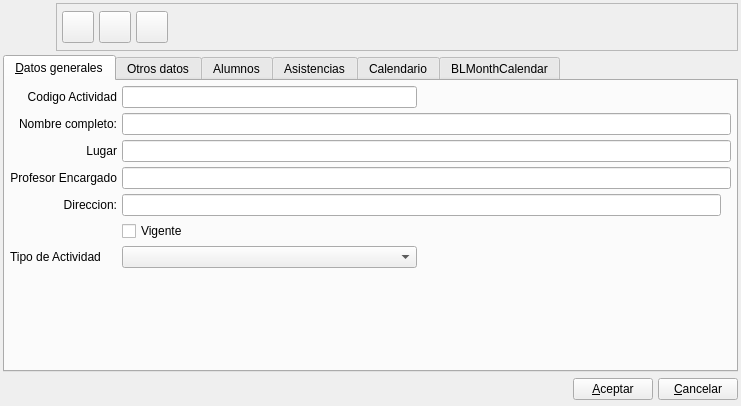
Above: bulmages/bulmafact/plugins/pluginbf_actividad/actividadbase.ui from eboladev/Bulmages-1 before the change. Below: the same form after it.
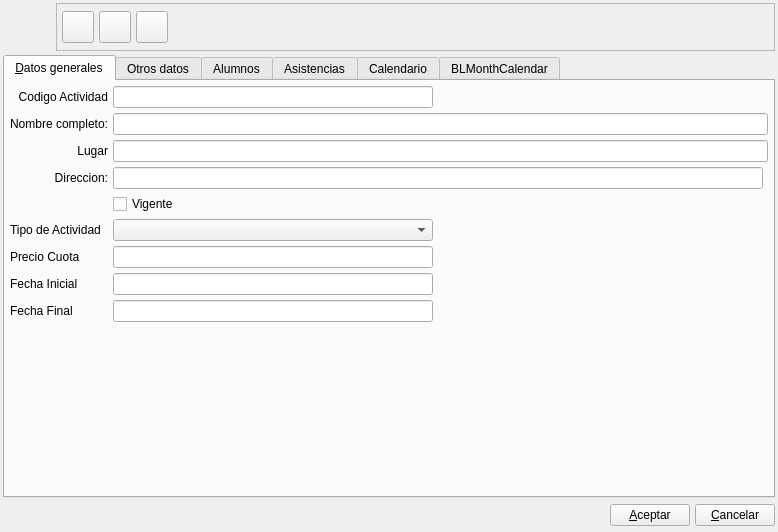
That is the form after the change. Icons and pictures are not drawn. Custom widgets are drawn as their Qt base class.

Commit message: Algunos arreglos en el plugin de actividades. Creo los campos de fecha de inicio, fecha de finalizacion y precio.

```diff
--- a/bulmages/bulmafact/plugins/pluginbf_actividad/actividadbase.ui
+++ b/bulmages/bulmafact/plugins/pluginbf_actividad/actividadbase.ui
@@ -6,8 +6,8 @@
    <rect>
     <x>0</x>
     <y>0</y>
-    <width>741</width>
-    <height>406</height>
+    <width>778</width>
+    <height>532</height>
    </rect>
   </property>
   <property name="minimumSize" >
@@ -272,7 +272,7 @@
          </property>
         </widget>
        </item>
-       <item row="1" column="1" colspan="5" >
+       <item row="1" column="1" colspan="4" >
         <widget class="QLineEdit" name="mui_nombreactividad" >
          <property name="maxLength" >
           <number>100</number>
@@ -292,7 +292,7 @@
          </property>
         </widget>
        </item>
-       <item row="2" column="1" colspan="5" >
+       <item row="2" column="1" colspan="4" >
         <widget class="QLineEdit" name="mui_corpcliente" >
          <property name="maxLength" >
           <number>200</number>
@@ -300,26 +300,6 @@
         </widget>
        </item>
        <item row="3" column="0" >
-        <widget class="QLabel" name="textLabel2_4" >
-         <property name="text" >
-          <string>Profesor Encargado</string>
-         </property>
-         <property name="alignment" >
-          <set>Qt::AlignRight|Qt::AlignTrailing|Qt::AlignVCenter</set>
-         </property>
-         <property name="buddy" >
-          <cstring>mui_nomaltcliente</cstring>
-         </property>
-        </widget>
-       </item>
-       <item row="3" column="1" colspan="5" >
-        <widget class="QLineEdit" name="mui_nomaltcliente" >
-         <property name="maxLength" >
-          <number>300</number>
-         </property>
-        </widget>
-       </item>
-       <item row="4" column="0" >
         <widget class="QLabel" name="textLabel2_6" >
          <property name="text" >
           <string>Direccion:</string>
@@ -332,14 +312,14 @@
          </property>
         </widget>
        </item>
-       <item row="4" column="1" colspan="3" >
+       <item row="3" column="1" colspan="3" >
         <widget class="QLineEdit" name="mui_dircliente" >
          <property name="maxLength" >
           <number>100</number>
          </property>
         </widget>
        </item>
-       <item row="8" column="1" >
+       <item row="10" column="1" >
         <spacer>
          <property name="orientation" >
           <enum>Qt::Vertical</enum>
@@ -352,7 +332,7 @@
          </property>
         </spacer>
        </item>
-       <item row="7" column="1" colspan="2" >
+       <item row="9" column="1" colspan="2" >
         <widget class="BlSearchWidget" native="1" name="mui_idprofesor" >
          <property name="sizePolicy" >
           <sizepolicy vsizetype="Fixed" hsizetype="Expanding" >
@@ -368,23 +348,53 @@
          </property>
         </widget>
        </item>
-       <item row="5" column="1" >
+       <item row="4" column="1" >
         <widget class="QCheckBox" name="mui_recargoeqcliente" >
          <property name="text" >
           <string>Vigente</string>
          </property>
         </widget>
        </item>
-       <item row="6" column="1" >
+       <item row="5" column="1" >
         <widget class="BlComboBox" name="mui_idtipoactividad" />
        </item>
-       <item row="6" column="0" >
+       <item row="5" column="0" >
         <widget class="QLabel" name="label_2" >
          <property name="text" >
           <string>Tipo de Actividad</string>
          </property>
         </widget>
        </item>
+       <item row="6" column="1" >
+        <widget class="QLineEdit" name="mui_precioactividad" />
+       </item>
+       <item row="6" column="0" >
+        <widget class="QLabel" name="label_3" >
+         <property name="text" >
+          <string>Precio Cuota</string>
+         </property>
+        </widget>
+       </item>
+       <item row="7" column="1" >
+        <widget class="BlDateSearch" name="mui_finicialactividad" />
+       </item>
+       <item row="8" column="1" >
+        <widget class="BlDateSearch" name="mui_ffinalactividad" />
+       </item>
+       <item row="7" column="0" >
+        <widget class="QLabel" name="label_4" >
+         <property name="text" >
+          <string>Fecha Inicial</string>
+         </property>
+        </widget>
+       </item>
+       <item row="8" column="0" >
+        <widget class="QLabel" name="label_5" >
+         <property name="text" >
+          <string>Fecha Final</string>
+         </property>
+        </widget>
+       </item>
       </layout>
      </widget>
      <widget class="QWidget" name="tabOtros" >
@@ -540,6 +550,11 @@
    <extends>QComboBox</extends>
    <header>blcombobox.h</header>
   </customwidget>
+  <customwidget>
+   <class>BlDateSearch</class>
+   <extends>QLineEdit</extends>
+   <header>bldatesearch.h</header>
+  </customwidget>
  </customwidgets>
  <resources>
   <include location="../../../bulmages.qrc" />
```
The commit also changes 3 other files.
